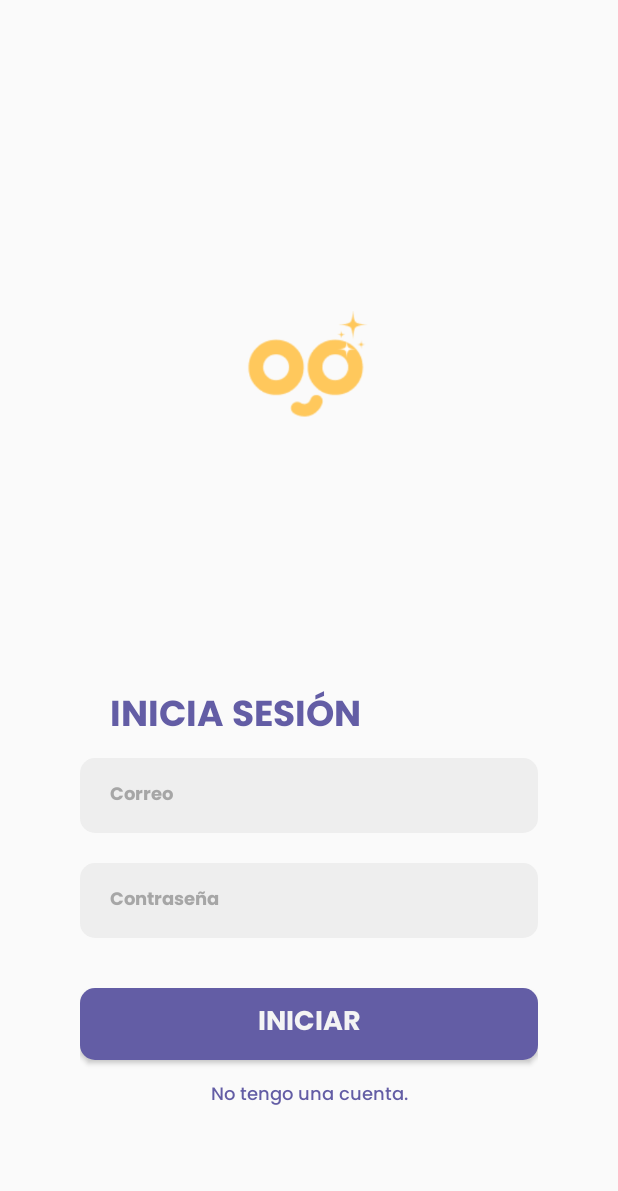
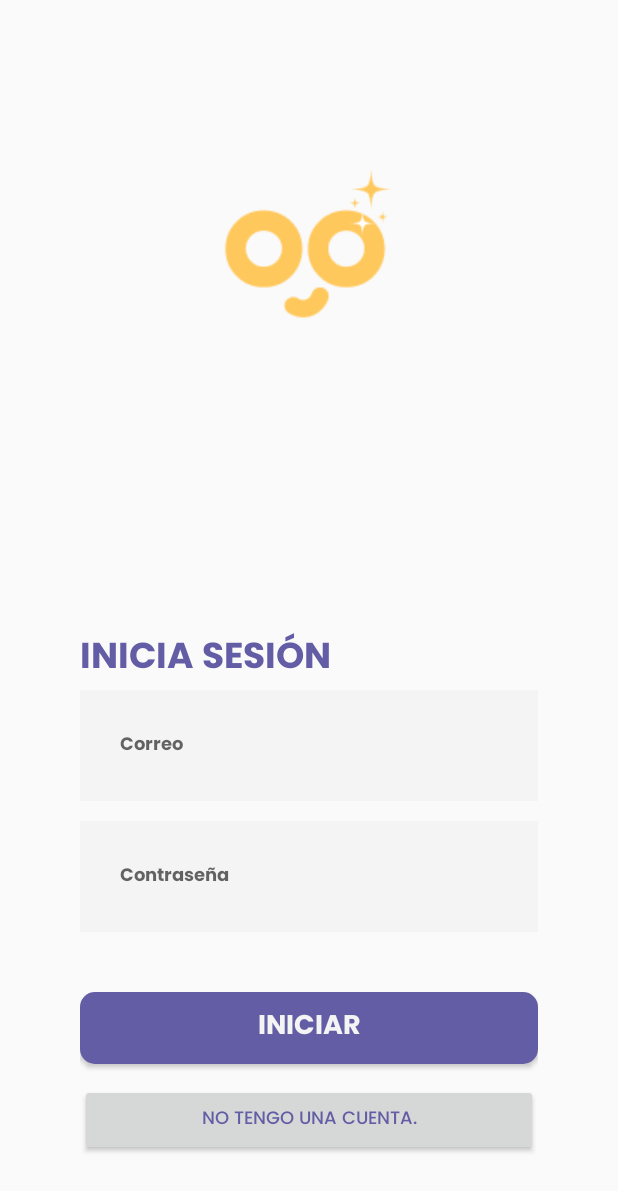
Before and after one commit to Chefcito/191-int2-paycool-prototype, an Android app: the screen it shows after launch (Login before the commit, LoginActivity after it), on a phone screen of 412 x 824 dp. Shown: the top 1191 px of the screen. Run offline under Robolectric (Android 15) with nearby library versions, the phone set to English and light mode, and no system bars; our stand-ins replace Firebase (no records; nobody signed in at launch, a user with empty details on screens opened directly).

Commit message:
UI corrections and file naming standard.

```diff
--- a/app/src/main/java/co/edu/icesi/joancaliz/paycool_prototype/Bill.java
+++ b/app/src/main/java/co/edu/icesi/joancaliz/paycool_prototype/BillActivity.java
@@ -9,7 +9,7 @@ import android.widget.TextView;
 import android.widget.Toast;
 
 //Esta clase es usada para almacenar la información de una factura.
-public class Bill extends AppCompatActivity {
+public class BillActivity extends AppCompatActivity {
     private TextView product1PriceTextView, product2PriceTextView, product3PriceTextView, subtotalTextView, discountTextView, totalTextView;
     private Button confirmPaymentButton;
 
@@ -42,7 +42,7 @@ public class Bill extends AppCompatActivity {
     }
 
     public void goToPurchaseCompleted(){
-        Intent intent = new Intent (this, PurchaseCompleted.class);
+        Intent intent = new Intent (this, PurchaseCompletedActivity.class);
         startActivity(intent);
     }
 }
--- a/app/src/main/java/co/edu/icesi/joancaliz/paycool_prototype/Login.java
+++ b/app/src/main/java/co/edu/icesi/joancaliz/paycool_prototype/LoginActivity.java
@@ -18,7 +18,7 @@ import com.google.firebase.auth.FirebaseAuth;
 import com.google.firebase.database.DatabaseReference;
 import com.google.firebase.database.FirebaseDatabase;
 
-public class Login extends AppCompatActivity {
+public class LoginActivity extends AppCompatActivity {
     private EditText emailEditText, passwordEditText;
     private Button loginButton, goToSignUpButton;
 
@@ -98,19 +98,19 @@ public class Login extends AppCompatActivity {
 
                 // Si no fue exitoso, entonces esto otro...
                 else {
-                    Toast.makeText(Login.this, task.getException().getMessage(), Toast.LENGTH_LONG).show();
+                    Toast.makeText(LoginActivity.this, task.getException().getMessage(), Toast.LENGTH_LONG).show();
                 }
             }
         });
     }
 
     public void goToHome() {
-        Intent intent = new Intent(this, Home.class);
+        Intent intent = new Intent(this, HomeActivity.class);
         startActivity(intent);
     }
 
     public void goToSignUp() {
-        Intent intent = new Intent(this, SignUp.class);
+        Intent intent = new Intent(this, SignUpActivity.class);
         startActivity(intent);
     }
 }
--- a/app/src/main/java/co/edu/icesi/joancaliz/paycool_prototype/PurchaseCompleted.java
+++ b/app/src/main/java/co/edu/icesi/joancaliz/paycool_prototype/PurchaseCompletedActivity.java
@@ -4,7 +4,7 @@ import android.support.v7.app.AppCompatActivity;
 import android.os.Bundle;
 
 //Esta clase se usará para dar feedback al usuario al hacer una compra.
-public class PurchaseCompleted extends AppCompatActivity {
+public class PurchaseCompletedActivity extends AppCompatActivity {
 
     @Override
     protected void onCreate(Bundle savedInstanceState) {
--- a/app/src/main/java/co/edu/icesi/joancaliz/paycool_prototype/SplashScreen.java
+++ b/app/src/main/java/co/edu/icesi/joancaliz/paycool_prototype/SplashScreen.java
@@ -20,16 +20,13 @@ public class SplashScreen extends AppCompatActivity {
 
         setContentView(R.layout.activity_splash_screen);
 
-        //Crear el dealy del splash screen a través de Handler
+        //Crear el delay del splash screen a través de Handler
         new Handler().postDelayed(new Runnable() {
             @Override
             public void run() {
-
-                Intent intent = new Intent(SplashScreen.this,Login.class);
+                Intent intent = new Intent(SplashScreen.this, LoginActivity.class);
                 startActivity(intent);
             }
         },3000);
-
-
     }
 }
--- a/app/src/main/java/co/edu/icesi/joancaliz/paycool_prototype/User.java
+++ b/app/src/main/java/co/edu/icesi/joancaliz/paycool_prototype/User.java
@@ -18,7 +18,7 @@ public class User {
     }
 
     // Este otro constructor es en donde se inicializa la instancia de User.
-    public User(String userID, String name, String surname, String dni, String phoneNumber, String email, String password, int money, int paycoolPoints) {
+    public User(String userID, String name, String surname, String dni, String phoneNumber, String email, String password) {
         this.userID = userID;
         this.name = name;
         this.surname = surname;
@@ -26,8 +26,8 @@ public class User {
         this.phoneNumber = phoneNumber;
         this.email = email;
         this.password = password;
-        this.paycoolPoints=paycoolPoints;
-        this.money=money;
+        money = 0;
+        paycoolPoints = 0;
 
         challengues = new ArrayList<>();
     }
--- a/app/src/main/res/layout/activity_login.xml
+++ b/app/src/main/res/layout/activity_login.xml
@@ -3,6 +3,7 @@
     xmlns:app="http://schemas.android.com/apk/res-auto"
     android:layout_width="match_parent"
     android:layout_height="match_parent"
+    android:layout_weight="1"
     android:orientation="vertical"
     android:padding="80px">
 
@@ -10,91 +11,68 @@
         android:layout_width="match_parent"
         android:layout_height="0dp"
         android:layout_marginBottom="20px"
-        android:layout_weight="5"
+        android:layout_weight="2"
         android:gravity="center"
         android:orientation="vertical">
 
         <ImageView
             android:id="@+id/imageView"
-            android:layout_width="186dp"
-            android:layout_height="143dp"
+            android:layout_width="wrap_content"
+            android:layout_height="wrap_content"
             app:srcCompat="@drawable/logo_small" />
+
     </LinearLayout>
 
     <LinearLayout
         android:layout_width="match_parent"
         android:layout_height="0dp"
         android:layout_weight="4"
-        android:orientation="vertical">
-
-        <LinearLayout
-            android:layout_width="match_parent"
-            android:layout_height="48dp">
-
-            <TextView
-                android:id="@+id/textView"
-                android:layout_width="268dp"
-                android:layout_height="wrap_content"
-                android:layout_marginLeft="20dp"
-                android:fontFamily="@font/poppins_bold"
-                android:text="INICIA SESIÓN"
-                android:textColor="@color/primaryColor"
-                android:textSize="24dp" />
-        </LinearLayout>
+        android:orientation="vertical"
+        android:gravity="bottom">
 
         <LinearLayout
             android:layout_width="match_parent"
             android:layout_height="wrap_content"
-            android:layout_marginBottom="50px"
+            android:layout_marginBottom="40px"
             android:gravity="center"
             android:orientation="vertical">
 
-            <LinearLayout
+            <TextView
                 android:layout_width="match_parent"
                 android:layout_height="wrap_content"
-                android:background="@drawable/radius"
-                android:orientation="horizontal">
+                android:fontFamily="@font/poppins_bold"
+                android:textColor="@color/primaryColor"
+                android:textSize="24dp"
+                android:text="INICIA SESIÓN" />
 
                 <EditText
-                    android:id="@+id/login_email_edit_text"
-                    android:layout_width="wrap_content"
-                    android:layout_height="50dp"
-                    android:layout_marginLeft="20dp"
+                android:layout_width="match_parent"
+                android:layout_height="wrap_content"
                 android:layout_weight="4"
-                    android:background="@null"
-                    android:fontFamily="@font/poppins_bold"
-                    android:hint="Correo"
+                android:layout_marginBottom="20px"
+                android:padding="40px"
                 android:inputType="textWebEmailAddress"
                 android:singleLine="true"
+                android:background="@color/gray1"
+                android:fontFamily="@font/poppins_bold"
                 android:textColor="#A6A6A6"
-                    android:textColorHint="#A6A6A6"
-                    android:textSize="12dp" />
+                android:textSize="12dp"
+                android:hint="Correo"
+                android:id="@+id/login_email_edit_text"/>
 
-            </LinearLayout>
-
-            <LinearLayout
+                <EditText
                 android:layout_width="match_parent"
                 android:layout_height="wrap_content"
-                android:layout_marginTop="20dp"
-                android:background="@drawable/radius"
-                android:orientation="horizontal">
-
-                <EditText
-                    android:id="@+id/login_password_password_text"
-                    android:layout_width="match_parent"
-                    android:layout_height="50dp"
-                    android:layout_marginLeft="20dp"
                 android:layout_weight="4"
-                    android:background="@null"
-                    android:ems="10"
+                android:layout_marginBottom="20px"
+                android:padding="40px"
                 android:fontFamily="@font/poppins_bold"
+                android:inputType="textPassword"
+                android:background="@color/gray1"
+                android:textColor="#A6A6A6"
+                android:textSize="12dp"
                 android:hint="Contraseña"
-                    android:inputType="textPassword"
-                    android:textColor="#A6A6A6"
-                    android:textColorHint="#A6A6A6"
-                    android:textSize="12dp" />
-
-            </LinearLayout>
+                android:id="@+id/login_password_password_text" />
 
         </LinearLayout>
 
@@ -102,6 +80,7 @@
             android:id="@+id/login_sign_in_button"
             android:layout_width="match_parent"
             android:layout_height="wrap_content"
+            android:layout_marginBottom="20px"
             android:background="@drawable/radius_button"
             android:fontFamily="@font/poppins_bold"
             android:shadowColor="@null"
@@ -110,18 +89,14 @@
             android:textSize="18dp" />
 
         <Button
-            android:id="@+id/login_go_to_sign_up_button"
             android:layout_width="match_parent"
             android:layout_height="wrap_content"
-            android:layout_marginTop="-0dp"
-            android:background="@null"
+            android:textAlignment="center"
             android:fontFamily="@font/poppins_medium"
+            android:textColor="#635DA5"
+            android:textSize="12dp"
             android:text="No tengo una cuenta."
-            android:textAlignment="center"
-            android:textAllCaps="false"
-            android:textColor="#635DA5"
-            android:textColorHint="#635DA5"
-            android:textSize="12dp" />
+            android:id="@+id/login_go_to_sign_up_button" />
 
     </LinearLayout>
 
--- a/app/src/main/res/layout/activity_sign_up.xml
+++ b/app/src/main/res/layout/activity_sign_up.xml
@@ -5,7 +5,7 @@
     xmlns:android="http://schemas.android.com/apk/res/android">
 
     <LinearLayout
-        android:layout_width="wrap_content"
+        android:layout_width="match_parent"
         android:layout_height="match_parent"
         android:background="@color/gray1"
         android:orientation="vertical"
```
Also changed, not shown: app/src/main/AndroidManifest.xml (+5 -5 lines), app/src/main/java/co/edu/icesi/joancaliz/paycool_prototype/AccomplishChallengue.java (+1 -6 lines), app/src/main/java/co/edu/icesi/joancaliz/paycool_prototype/HomeActivity.java (renamed from app/src/main/java/co/edu/icesi/joancaliz/paycool_prototype/Home.java, +4 -10 lines), app/src/main/java/co/edu/icesi/joancaliz/paycool_prototype/SignUpActivity.java (renamed from app/src/main/java/co/edu/icesi/joancaliz/paycool_prototype/SignUp.java, +8 -35 lines), app/src/main/res/layout/activity_home.xml (+31 -55 lines). Lines whose indentation alone changed are shown as unchanged.
